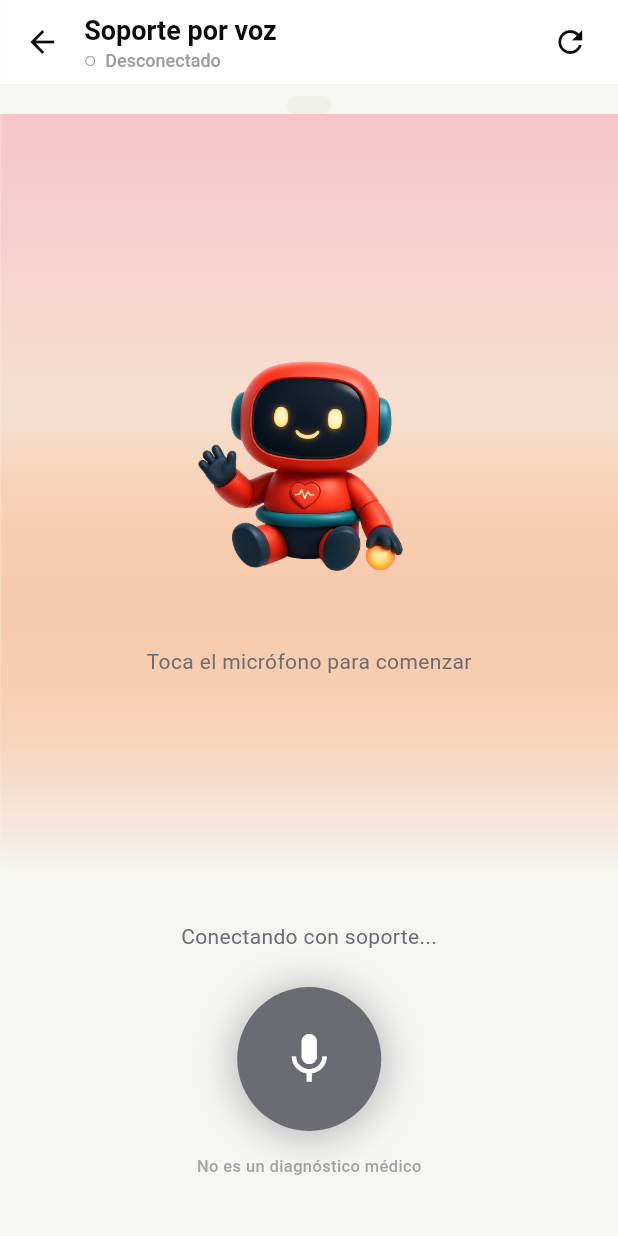
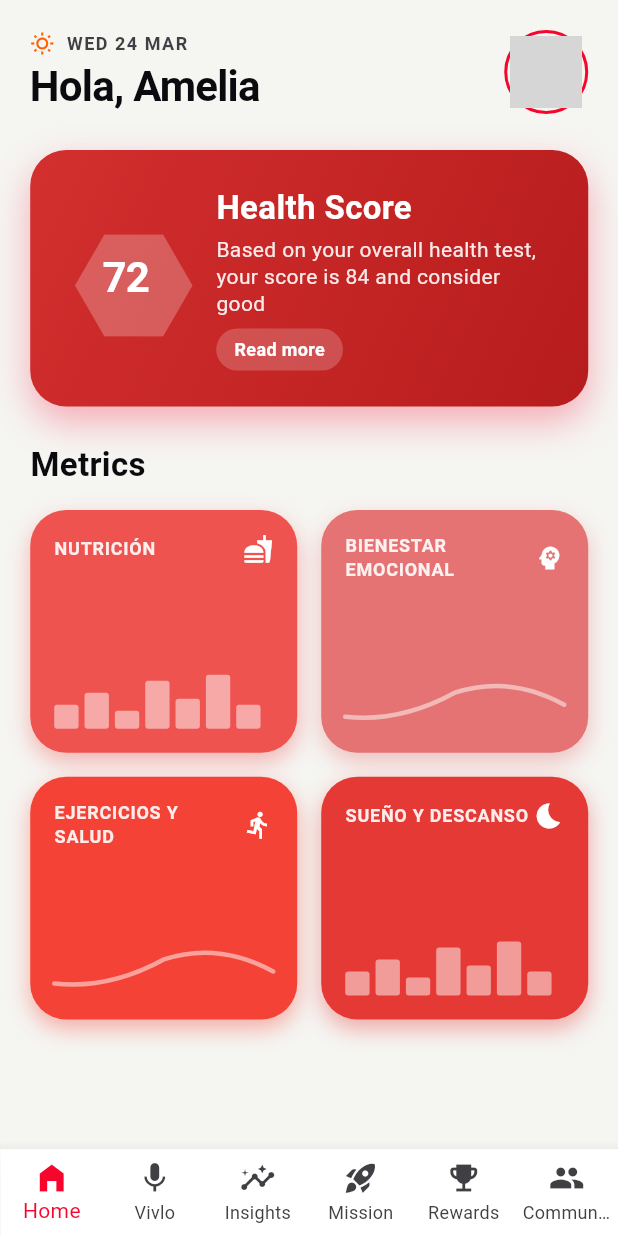
Before and after one commit to HackthonRimacBienestar/VivloApp, a Flutter app: the screen it shows after launch, after a tap on "Iniciar sesión", on a phone screen of 412 x 824 dp. Run offline on Flutter 3.47's test engine with Material 3 defaults, Android fonts, the phone set to English and light mode, and no system bars; our stand-ins replace equatable, flutter_svg, permission_handler; missing offline and left inert: auth0_flutter, sound_stream; network calls fail; Roboto replaces fonts that are missing (Plus Jakarta Sans); grey boxes are pictures that could not be loaded.

Commit message:
feat: Implement initial app routing, user authentication, and home dashboard UI.

```diff
--- a/lib/app/app.dart
+++ b/lib/app/app.dart
@@ -3,6 +3,7 @@ import '../core/ui/theme/theme.dart';
 import '../shared/constants/routes.dart';
 import '../features/voice_dictation/presentation/voice_agent_page.dart';
 import '../features/auth/presentation/pages/login_page.dart';
+import '../features/home/presentation/pages/home_page.dart';
 
 /// Bootstrap de la aplicación
 class App extends StatelessWidget {
@@ -18,6 +19,7 @@ class App extends StatelessWidget {
       routes: {
         AppRoutes.voiceAgent: (_) => const VoiceAgentPage(),
         AppRoutes.login: (_) => const LoginPage(),
+        AppRoutes.home: (_) => const HomePage(),
       },
     );
   }
--- a/lib/features/auth/presentation/pages/login_page.dart
+++ b/lib/features/auth/presentation/pages/login_page.dart
@@ -58,7 +58,7 @@ class _LoginPageState extends State<LoginPage>
       setState(() {});
       // Navegar al agente después del login exitoso
       if (mounted) {
-        Navigator.pushReplacementNamed(context, AppRoutes.voiceAgent);
+        Navigator.pushReplacementNamed(context, AppRoutes.home);
       }
     } catch (e) {
       debugPrint('Error login: $e');
@@ -81,7 +81,7 @@ class _LoginPageState extends State<LoginPage>
       setState(() {});
       // Navegar al agente después del registro exitoso
       if (mounted) {
-        Navigator.pushReplacementNamed(context, AppRoutes.voiceAgent);
+        Navigator.pushReplacementNamed(context, AppRoutes.home);
       }
     } catch (e) {
       debugPrint('Error registro: $e');
@@ -134,9 +134,9 @@ class _LoginPageState extends State<LoginPage>
               const SizedBox(height: 20),
               ElevatedButton(
                 onPressed: () {
-                  Navigator.pushNamed(context, AppRoutes.voiceAgent);
+                  Navigator.pushNamed(context, AppRoutes.home);
                 },
-                child: const Text('Ir al Asistente de Voz'),
+                child: const Text('Ir al Inicio'),
               ),
             ],
           ),
--- /dev/null
+++ b/lib/features/home/presentation/pages/home_page.dart
@@ -0,0 +1,63 @@
+import 'package:flutter/material.dart';
+import '../../../../core/ui/theme/colors.dart';
+import '../../../../core/ui/widgets/app_scaffold.dart';
+import '../../../voice_dictation/presentation/voice_agent_page.dart';
+import 'home_tab.dart';
+
+class HomePage extends StatefulWidget {
+  const HomePage({super.key});
+
+  @override
+  State<HomePage> createState() => _HomePageState();
+}
+
+class _HomePageState extends State<HomePage> {
+  int _currentIndex = 0;
+
+  final List<Widget> _pages = [
+    const HomeTab(),
+    const VoiceAgentPage(), // VIVLO
+    const Center(child: Text('Insights Engine')),
+    const Center(child: Text('Mission Engine')),
+    const Center(child: Text('Rewards')),
+    const Center(child: Text('Community')),
+  ];
+
+  @override
+  Widget build(BuildContext context) {
+    return AppScaffold(
+      showAppBar: false,
+      body: IndexedStack(index: _currentIndex, children: _pages),
+      bottomNavigationBar: BottomNavigationBar(
+        currentIndex: _currentIndex,
+        onTap: (index) {
+          setState(() {
+            _currentIndex = index;
+          });
+        },
+        type: BottomNavigationBarType.fixed,
+        backgroundColor: AppColors.surface,
+        selectedItemColor: AppColors.accentPrimary,
+        unselectedItemColor: AppColors.inkMuted,
+        showUnselectedLabels: true,
+        items: const [
+          BottomNavigationBarItem(icon: Icon(Icons.home_filled), label: 'Home'),
+          BottomNavigationBarItem(icon: Icon(Icons.mic), label: 'Vivlo'),
+          BottomNavigationBarItem(
+            icon: Icon(Icons.insights),
+            label: 'Insights',
+          ),
+          BottomNavigationBarItem(
+            icon: Icon(Icons.rocket_launch),
+            label: 'Mission',
+          ),
+          BottomNavigationBarItem(
+            icon: Icon(Icons.emoji_events),
+            label: 'Rewards',
+          ),
+          BottomNavigationBarItem(icon: Icon(Icons.people), label: 'Community'),
+        ],
+      ),
+    );
+  }
+}
--- /dev/null
+++ b/lib/features/home/presentation/pages/home_tab.dart
@@ -0,0 +1,32 @@
+import 'package:flutter/material.dart';
+import '../../../../core/ui/theme/colors.dart';
+import '../../../../core/ui/theme/spacing.dart';
+import '../widgets/home_header.dart';
+import '../widgets/health_score_card.dart';
+import '../widgets/metrics_grid.dart';
+
+class HomeTab extends StatelessWidget {
+  const HomeTab({super.key});
+
+  @override
+  Widget build(BuildContext context) {
+    return Scaffold(
+      backgroundColor: AppColors.surfaceMuted,
+      body: SafeArea(
+        child: SingleChildScrollView(
+          padding: const EdgeInsets.all(AppSpacing.lg),
+          child: Column(
+            crossAxisAlignment: CrossAxisAlignment.start,
+            children: const [
+              HomeHeader(),
+              SizedBox(height: AppSpacing.xl),
+              HealthScoreCard(),
+              SizedBox(height: AppSpacing.xl),
+              MetricsGrid(),
+            ],
+          ),
+        ),
+      ),
+    );
+  }
+}
--- /dev/null
+++ b/lib/features/home/presentation/widgets/health_score_card.dart
@@ -0,0 +1,102 @@
+import 'package:flutter/material.dart';
+import '../../../../core/ui/theme/colors.dart';
+
+import '../../../../core/ui/theme/spacing.dart';
+import '../../../../core/ui/theme/typography.dart';
+
+class HealthScoreCard extends StatelessWidget {
+  const HealthScoreCard({super.key});
+
+  @override
+  Widget build(BuildContext context) {
+    return Container(
+      width: double.infinity,
+      padding: const EdgeInsets.all(AppSpacing.xl),
+      decoration: BoxDecoration(
+        gradient: const LinearGradient(
+          colors: [Color(0xFFD32F2F), Color(0xFFB71C1C)], // Deep red gradient
+          begin: Alignment.topLeft,
+          end: Alignment.bottomRight,
+        ),
+        borderRadius: BorderRadius.circular(24),
+        boxShadow: [
+          BoxShadow(
+            color: AppColors.flareRed.withOpacity(0.3),
+            blurRadius: 20,
+            offset: const Offset(0, 10),
+          ),
+        ],
+      ),
+      child: Row(
+        children: [
+          // Hexagon Score
+          SizedBox(
+            width: 80,
+            height: 80,
+            child: Stack(
+              alignment: Alignment.center,
+              children: [
+                // Simple Hexagon representation using a rotated container or custom paint
+                // For simplicity and robustness, using a Container with shape or icon
+                const Icon(Icons.hexagon, size: 90, color: Colors.white24),
+                Text(
+                  '72',
+                  style: AppTypography.displayM.copyWith(
+                    color: Colors.white,
+                    fontWeight: FontWeight.bold,
+                  ),
+                ),
+              ],
+            ),
+          ),
+          const SizedBox(width: AppSpacing.lg),
+          Expanded(
+            child: Column(
+              crossAxisAlignment: CrossAxisAlignment.start,
+              children: [
+                Text(
+                  'Health Score',
+                  style: AppTypography.title.copyWith(
+                    color: Colors.white,
+                    fontWeight: FontWeight.bold,
+                  ),
+                ),
+                const SizedBox(height: 4),
+                Text(
+                  'Based on your overall health test, your score is 84 and consider good',
+                  style: AppTypography.bodySmall.copyWith(
+                    color: Colors.white.withOpacity(0.9),
+                    height: 1.3,
+                  ),
+                  maxLines: 3,
+                  overflow: TextOverflow.ellipsis,
+                ),
+                const SizedBox(height: 8),
+                GestureDetector(
+                  onTap: () {},
+                  child: Container(
+                    padding: const EdgeInsets.symmetric(
+                      horizontal: 12,
+                      vertical: 6,
+                    ),
+                    decoration: BoxDecoration(
+                      color: Colors.white.withOpacity(0.2),
+                      borderRadius: BorderRadius.circular(20),
+                    ),
+                    child: Text(
+                      'Read more',
+                      style: AppTypography.caption.copyWith(
+                        color: Colors.white,
+                        fontWeight: FontWeight.w600,
+                      ),
+                    ),
+                  ),
+                ),
+              ],
+            ),
+          ),
+        ],
+      ),
+    );
+  }
+}
--- /dev/null
+++ b/lib/features/home/presentation/widgets/home_header.dart
@@ -0,0 +1,58 @@
+import 'package:flutter/material.dart';
+import '../../../../core/ui/theme/colors.dart';
+import '../../../../core/ui/theme/typography.dart';
+
+class HomeHeader extends StatelessWidget {
+  const HomeHeader({super.key});
+
+  @override
+  Widget build(BuildContext context) {
+    return Row(
+      mainAxisAlignment: MainAxisAlignment.spaceBetween,
+      children: [
+        Column(
+          crossAxisAlignment: CrossAxisAlignment.start,
+          children: [
+            Row(
+              children: [
+                const Icon(
+                  Icons.wb_sunny_outlined,
+                  color: AppColors.emberOrange,
+                  size: 16,
+                ),
+                const SizedBox(width: 8),
+                Text(
+                  'WED 24 MAR',
+                  style: AppTypography.caption.copyWith(
+                    color: AppColors.inkMuted,
+                    fontWeight: FontWeight.w600,
+                    letterSpacing: 1.0,
+                  ),
+                ),
+              ],
+            ),
+            const SizedBox(height: 4),
+            Text(
+              'Hola, Amelia',
+              style: AppTypography.displayM.copyWith(color: AppColors.ink),
+            ),
+          ],
+        ),
+        Container(
+          padding: const EdgeInsets.all(2),
+          decoration: BoxDecoration(
+            shape: BoxShape.circle,
+            border: Border.all(color: AppColors.accentPrimary, width: 2),
+          ),
+          child: const CircleAvatar(
+            radius: 24,
+            backgroundImage: NetworkImage(
+              'https://i.pravatar.cc/150?u=a042581f4e29026024d',
+            ), // Placeholder
+            backgroundColor: AppColors.surfaceHint,
+          ),
+        ),
+      ],
+    );
+  }
+}
--- /dev/null
+++ b/lib/features/home/presentation/widgets/metric_card.dart
@@ -0,0 +1,123 @@
+import 'package:flutter/material.dart';
+
+import '../../../../core/ui/theme/typography.dart';
+
+enum ChartType { line, bar }
+
+class MetricCard extends StatelessWidget {
+  final String title;
+  final IconData icon;
+  final Color color;
+  final ChartType chartType;
+
+  const MetricCard({
+    super.key,
+    required this.title,
+    required this.icon,
+    required this.color,
+    required this.chartType,
+  });
+
+  @override
+  Widget build(BuildContext context) {
+    return Container(
+      padding: const EdgeInsets.all(16),
+      decoration: BoxDecoration(
+        color: color,
+        borderRadius: BorderRadius.circular(24),
+        boxShadow: [
+          BoxShadow(
+            color: color.withOpacity(0.4),
+            blurRadius: 12,
+            offset: const Offset(0, 6),
+          ),
+        ],
+      ),
+      child: Column(
+        crossAxisAlignment: CrossAxisAlignment.start,
+        children: [
+          Row(
+            mainAxisAlignment: MainAxisAlignment.spaceBetween,
+            children: [
+              Expanded(
+                child: Text(
+                  title.toUpperCase(),
+                  style: AppTypography.caption.copyWith(
+                    color: Colors.white.withOpacity(0.9),
+                    fontWeight: FontWeight.bold,
+                    letterSpacing: 0.5,
+                  ),
+                  maxLines: 2,
+                ),
+              ),
+              Icon(icon, color: Colors.white, size: 20),
+            ],
+          ),
+          const Spacer(),
+          SizedBox(
+            height: 40,
+            width: double.infinity,
+            child: CustomPaint(
+              painter: _ChartPainter(
+                color: Colors.white.withOpacity(0.5),
+                type: chartType,
+              ),
+            ),
+          ),
+        ],
+      ),
+    );
+  }
+}
+
+class _ChartPainter extends CustomPainter {
+  final Color color;
+  final ChartType type;
+
+  _ChartPainter({required this.color, required this.type});
+
+  @override
+  void paint(Canvas canvas, Size size) {
+    final paint = Paint()
+      ..color = color
+      ..strokeWidth = 3
+      ..style = type == ChartType.line
+          ? PaintingStyle.stroke
+          : PaintingStyle.fill
+      ..strokeCap = StrokeCap.round;
+
+    if (type == ChartType.line) {
+      final path = Path();
+      path.moveTo(0, size.height * 0.8);
+      path.quadraticBezierTo(
+        size.width * 0.25,
+        size.height * 0.9,
+        size.width * 0.5,
+        size.height * 0.4,
+      );
+      path.quadraticBezierTo(
+        size.width * 0.75,
+        size.height * 0.1,
+        size.width,
+        size.height * 0.6,
+      );
+      canvas.drawPath(path, paint);
+    } else {
+      // Bar chart
+      final barWidth = size.width / 9;
+      final heights = [0.4, 0.6, 0.3, 0.8, 0.5, 0.9, 0.4];
+      for (int i = 0; i < heights.length; i++) {
+        final h = size.height * heights[i];
+        final x = i * (barWidth + 4);
+        final rrect = RRect.fromRectAndRadius(
+          Rect.fromLTWH(x, size.height - h, barWidth, h),
+          const Radius.circular(2),
+        );
+        canvas.drawRRect(rrect, paint);
+      }
+    }
+  }
+
+  @override
+  bool shouldRepaint(covariant CustomPainter oldDelegate) => false;
+}
--- /dev/null
+++ b/lib/features/home/presentation/widgets/metrics_grid.dart
@@ -0,0 +1,60 @@
+import 'package:flutter/material.dart';
+import '../../../../core/ui/theme/colors.dart';
+import '../../../../core/ui/theme/spacing.dart';
+import '../../../../core/ui/theme/typography.dart';
+import 'metric_card.dart';
+
+class MetricsGrid extends StatelessWidget {
+  const MetricsGrid({super.key});
+
+  @override
+  Widget build(BuildContext context) {
+    return Column(
+      crossAxisAlignment: CrossAxisAlignment.start,
+      children: [
+        Text(
+          'Metrics',
+          style: AppTypography.title.copyWith(
+            fontWeight: FontWeight.bold,
+            color: AppColors.ink,
+          ),
+        ),
+        const SizedBox(height: AppSpacing.md),
+        GridView.count(
+          shrinkWrap: true,
+          physics: const NeverScrollableScrollPhysics(),
+          crossAxisCount: 2,
+          mainAxisSpacing: AppSpacing.md,
+          crossAxisSpacing: AppSpacing.md,
+          childAspectRatio: 1.1,
+          children: const [
+            MetricCard(
+              title: 'NUTRICIÓN',
+              icon: Icons.fastfood,
+              color: Color(0xFFEF5350), // Red 400
+              chartType: ChartType.bar,
+            ),
+            MetricCard(
+              title: 'BIENESTAR EMOCIONAL',
+              icon: Icons.psychology,
+              color: Color(0xFFE57373), // Red 300
+              chartType: ChartType.line,
+            ),
+            MetricCard(
+              title: 'EJERCICIOS Y SALUD',
+              icon: Icons.directions_run,
+              color: Color(0xFFF44336), // Red 500
+              chartType: ChartType.line,
+            ),
+            MetricCard(
+              title: 'SUEÑO Y DESCANSO',
+              icon: Icons.bedtime,
+              color: Color(0xFFE53935), // Red 600
+              chartType: ChartType.bar,
+            ),
+          ],
+        ),
+      ],
+    );
+  }
+}
```
